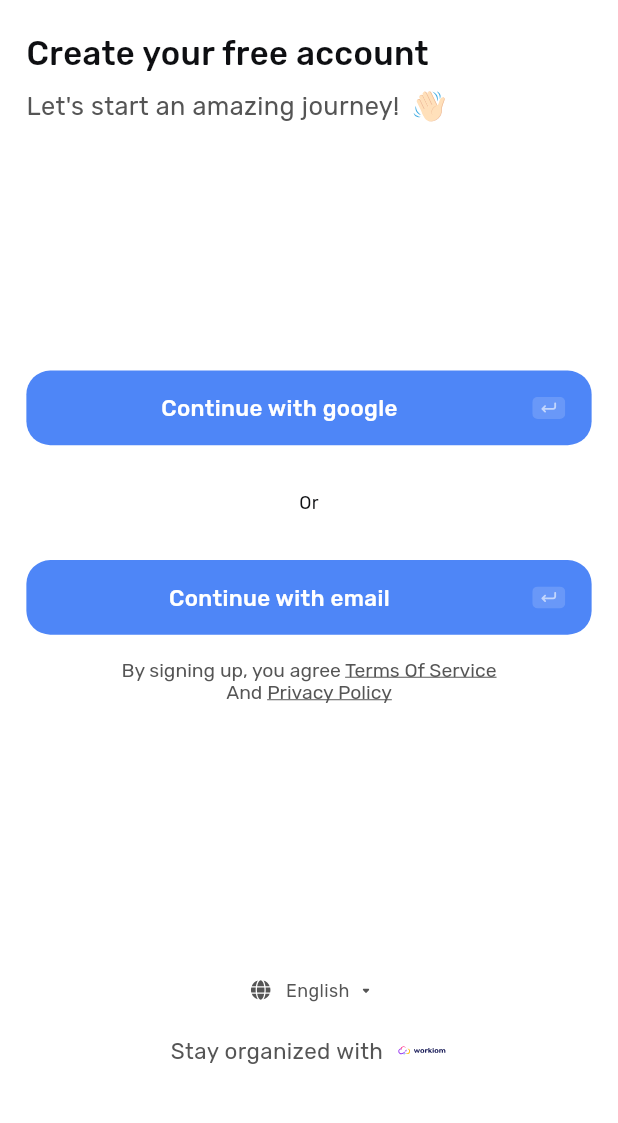
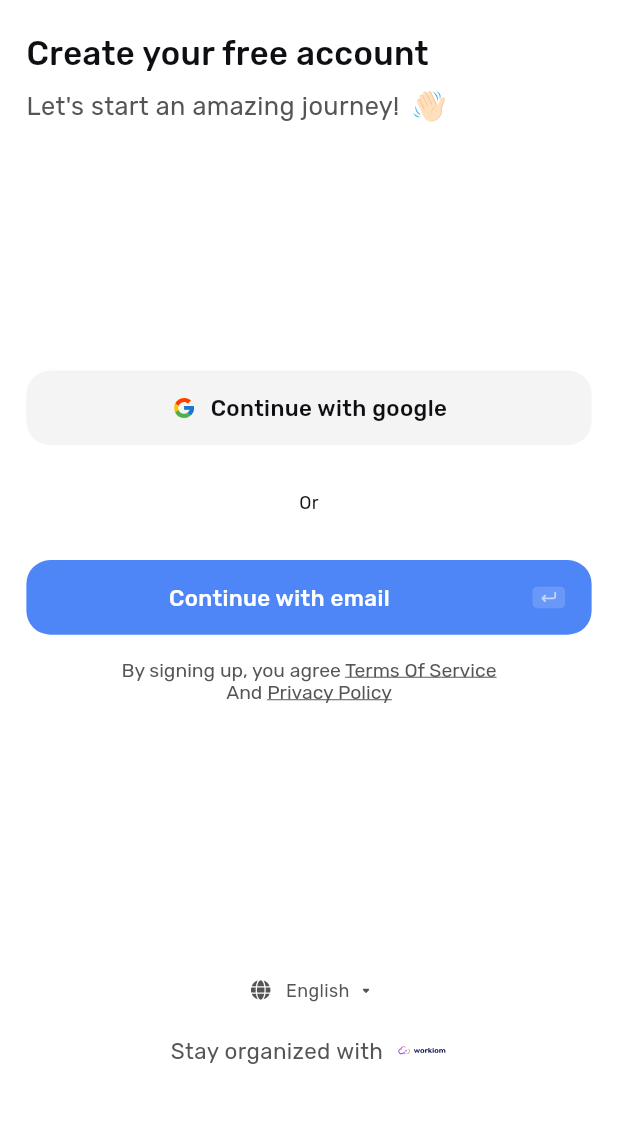
Before and after one commit to NourAhmadJob/workiom-flutter-test, a Flutter app: the LoginPage screen opened directly, on a phone screen of 412 x 824 dp, the part 79-1202 px from its top. Run offline on Flutter 3.47's test engine with Material 3 defaults, Android fonts, the phone set to English and light mode, and no system bars; our stand-ins replace dartz, dio, flutter_bloc, flutter_dotenv, flutter_screenutil, flutter_secure_storage and 8 more; accounts and stored records are empty; generated files the repository leaves out were written again; network calls fail.

Commit message:
edit signIn with google button

```diff
--- /dev/null
+++ b/lib/src/core/widgets/sign_in_with_google_widget.dart
@@ -0,0 +1,39 @@
+import 'package:flutter/material.dart';
+import 'package:flutter_screenutil/flutter_screenutil.dart';
+import 'package:untitled/src/core/widgets/image_widget.dart';
+import 'package:untitled/src/core/widgets/main_button.dart';
+
+import '../theme/colors.dart';
+import '../theme/styles.dart';
+import '../utils/images.dart';
+
+class SignInWithGoogleWidget extends StatelessWidget {
+  const SignInWithGoogleWidget({super.key});
+
+  @override
+  Widget build(BuildContext context) {
+    return MainButton(
+      text: '',
+      onPress: () {},
+      widget: Row(
+        mainAxisAlignment: MainAxisAlignment.center,
+        children: [
+          SvgImageWidget(
+            image: SvgImages.google,
+            width: 16.w,
+            height: 16.h,
+          ),
+          8.horizontalSpace,
+          Text(
+            'Continue with google',
+            style: getMediumStyle(
+              fontSize: 15.sp,
+              color: AppColors.black,
+            ),
+          ),
+        ],
+      ),
+      buttonColor: AppColors.greyLight,
+    );
+  }
+}
--- a/lib/src/feature/auth/presentation/pages/login_page.dart
+++ b/lib/src/feature/auth/presentation/pages/login_page.dart
@@ -11,6 +11,7 @@ import 'package:untitled/src/core/utils/navigation.dart';
 import 'package:untitled/src/core/utils/term_of_use_widget.dart';
 import 'package:untitled/src/core/widgets/image_widget.dart';
 import 'package:untitled/src/core/widgets/main_button.dart';
+import 'package:untitled/src/core/widgets/sign_in_with_google_widget.dart';
 import 'package:untitled/src/feature/auth/presentation/pages/register_page.dart';
 
 import '../../../../core/utils/images.dart';
@@ -48,7 +49,7 @@ class _LoginPageState extends State<LoginPage> {
               flex: 3,
               child: Column(
                 children: [
-                  MainButtonWidget(title: 'Continue with google'),
+                  SignInWithGoogleWidget(),
                   30.verticalSpace,
                   Align(
                     alignment: Alignment.center,
```
